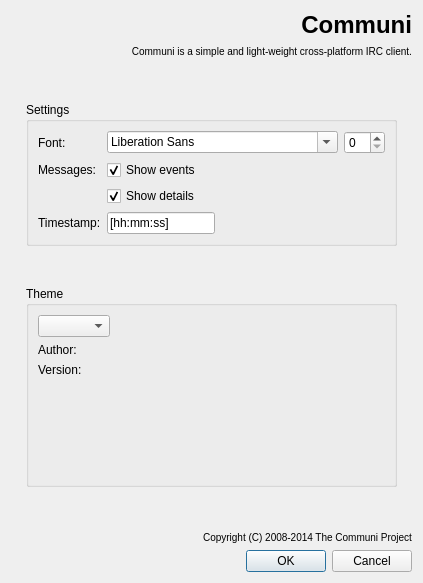
First picture: the form in src/app/settingspage.ui, repository communi/communi-desktop, before the edit.
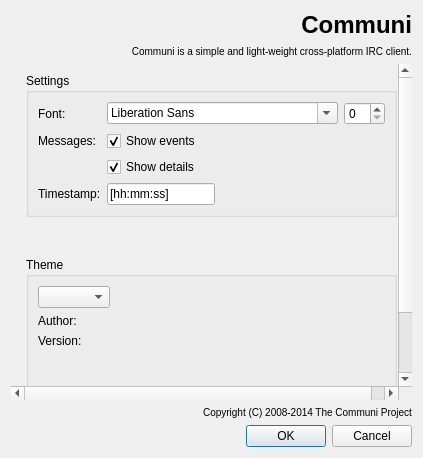
Second picture: the form after the edit. Icons and pictures are not drawn. Custom widgets are drawn as their Qt base class.

Commit message: Settings/ConnectPage: use scroll areas

Diff of the .ui file:
```diff
--- a/src/app/settingspage.ui
+++ b/src/app/settingspage.ui
@@ -41,7 +41,14 @@
     </layout>
    </item>
    <item>
-    <widget class="QWidget" name="container" native="true">
+    <widget class="QScrollArea" name="scrollArea">
+     <property name="frameShape">
+      <enum>QFrame::NoFrame</enum>
+     </property>
+     <property name="widgetResizable">
+      <bool>true</bool>
+     </property>
+     <widget class="QWidget" name="container">
      <property name="sizePolicy">
       <sizepolicy hsizetype="Preferred" vsizetype="Expanding">
        <horstretch>0</horstretch>
@@ -289,6 +296,7 @@
        </widget>
       </item>
      </layout>
+     </widget>
     </widget>
    </item>
    <item>
```
Lines whose indentation alone changed are shown as unchanged. The commit also changes 1 other file.
